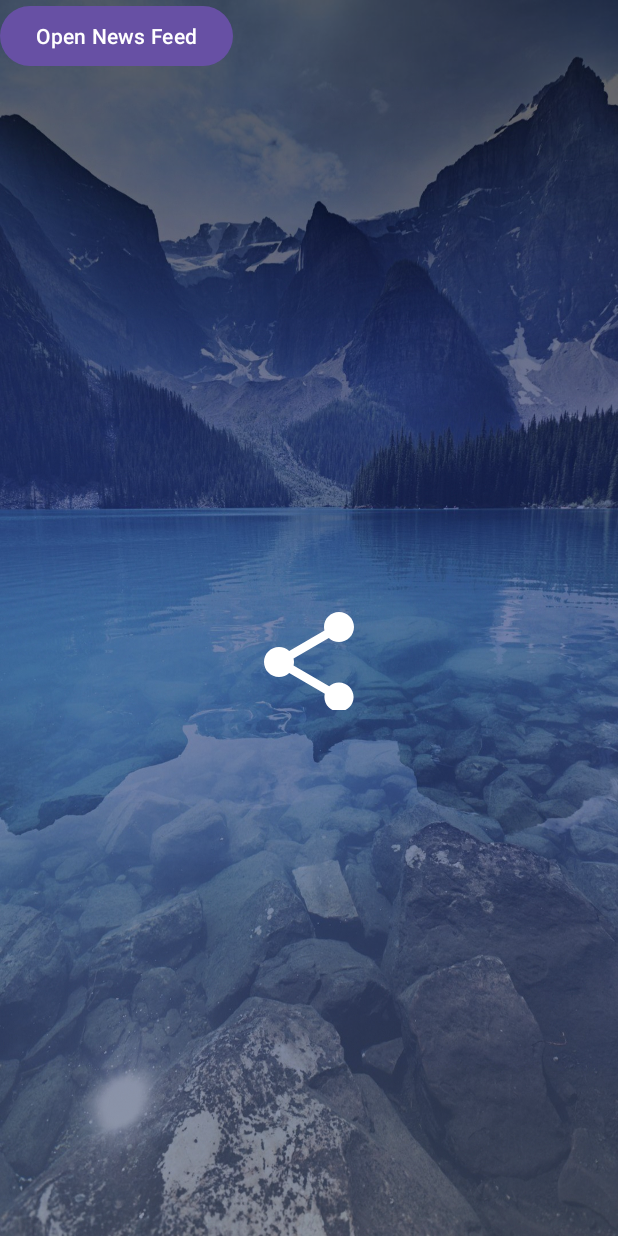
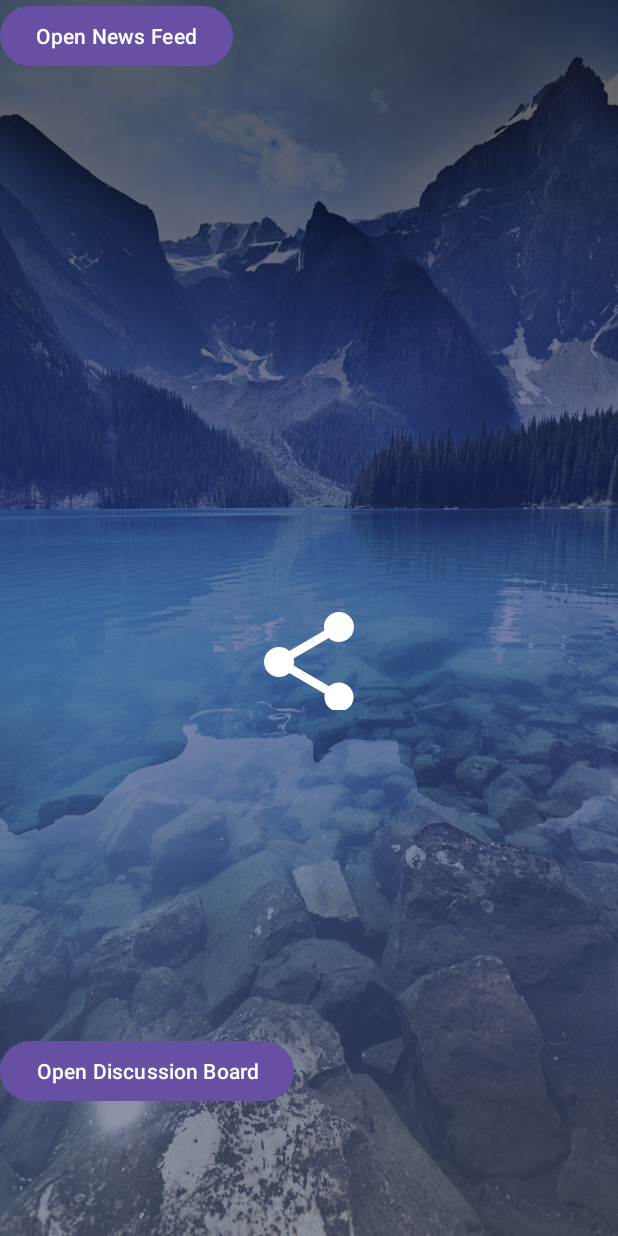
Before and after one commit to MillerErik95/POWapp, an Android app: the screen it shows after launch (MainActivity), on a phone screen of 412 x 824 dp. Run offline under Robolectric (Android 15) with nearby library versions, the phone set to English and light mode, and no system bars.

```diff
--- a/app/src/main/res/layout/activity_main.xml
+++ b/app/src/main/res/layout/activity_main.xml
@@ -28,6 +28,16 @@
             android:layout_width="wrap_content"
             android:layout_height="wrap_content"
             android:text="Open News Feed" />
+        <Button
+            android:id="@+id/btnOpenDiscussionBoard"
+            android:layout_width="wrap_content"
+            android:layout_height="wrap_content"
+            android:layout_alignParentTop="true"
+            android:layout_alignParentEnd="true"
+            android:layout_marginTop="690dp"
+            android:layout_marginEnd="195dp"
+            android:insetTop="4dp"
+            android:text="Open Discussion Board" />
 
         <RelativeLayout
             android:layout_width="match_parent"
@@ -60,9 +70,11 @@
                     android:layout_height="80dp"
                     app:srcCompat="@drawable/sharp_share_24"
                     android:layout_marginTop="16dp"
-                    android:background="?android:attr/selectableItemBackgroundBorderless" />
+                    android:background="?android:attr/selectableItemBackgroundBorderless"
+                    android:contentDescription="Share" />
 
             </LinearLayout>
+
 
         </RelativeLayout>
 
--- a/build.gradle.kts
+++ b/build.gradle.kts
@@ -1,4 +1,4 @@
 // Top-level build file where you can add configuration options common to all sub-projects/modules.
 plugins {
-    id("com.android.application") version "8.1.1" apply false
+    id("com.android.application") version "8.2.0" apply false
 }
```
Also changed, not shown: gradle/wrapper/gradle-wrapper.properties.
